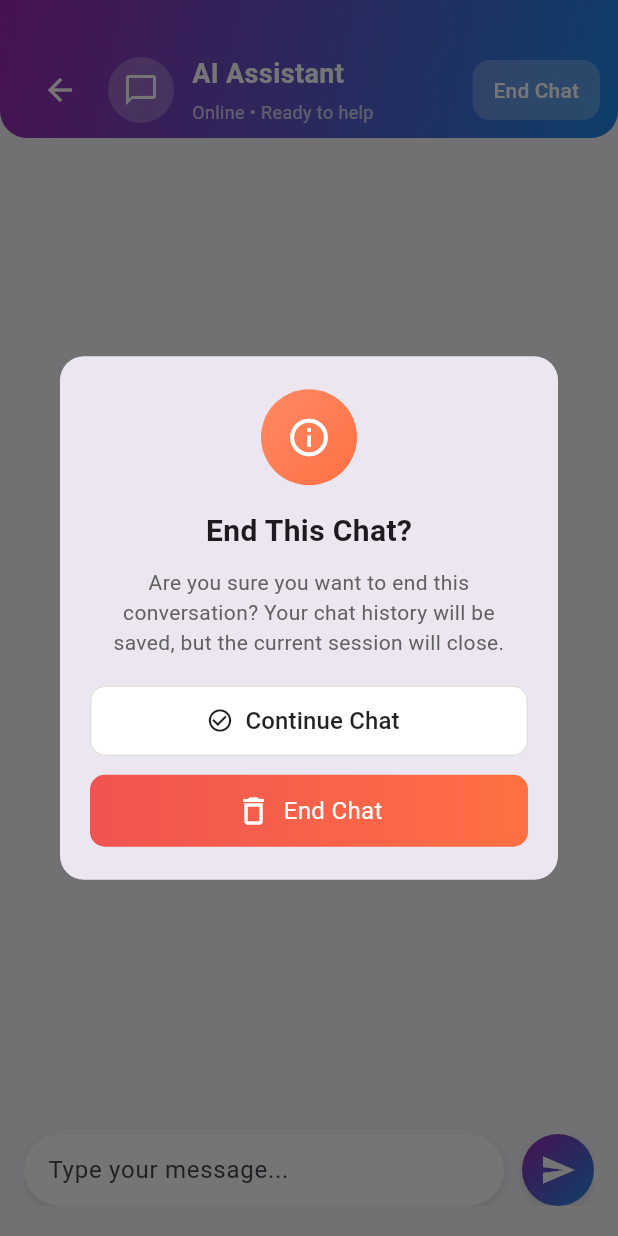
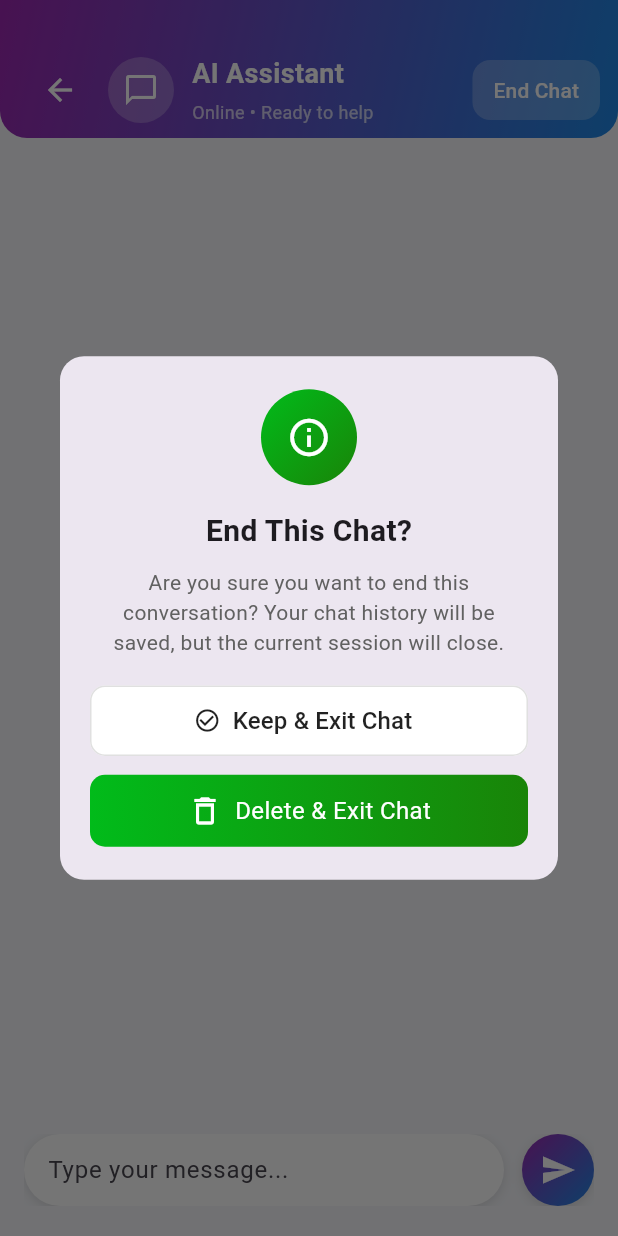
Before and after one commit to HimashaChinthani/Flutter_chat_app, a Flutter app: the ChatScreen screen opened directly with empty values, after a tap on the "arrow back" icon, on a phone screen of 412 x 824 dp. Run offline on Flutter 3.47's test engine with Material 3 defaults, Android fonts, the phone set to English and light mode, and no system bars; our stand-ins replace cloud_firestore, firebase_auth, firebase_core, qr_flutter, shared_preferences, sqflite; missing offline and left inert: mobile_scanner; accounts and stored records are empty; network calls fail.

Commit message:
change colours
Co-Authored-By: shehara Gamage <140165643+sheharagamage@users.noreply.github.com>

```diff
--- a/my_flutter_app/lib/view/chat_history.dart
+++ b/my_flutter_app/lib/view/chat_history.dart
@@ -235,22 +235,26 @@ class _ChatHistoryScreenState extends State<ChatHistoryScreen> {
                                     overflow: TextOverflow.ellipsis,
                                   ),
                                   SizedBox(height: 4),
-                                  Text(
-                                    'Session: $sessionId',
-                                    style: TextStyle(
-                                      fontSize: 12,
-                                      color: Colors.grey,
-                                    ),
-                                  ),
+                                  // Text(
+                                  //   'Session: $sessionId',
+                                  //   style: TextStyle(
+                                  //     fontSize: 12,
+                                  //     color: Colors.grey,
+                                  //   ),
+                                  // ),
                                 ],
                               ),
-                              trailing: Column(
+                              trailing: FittedBox(
+                                fit: BoxFit.scaleDown,
+                                alignment: Alignment.centerRight,
+                                child: Column(
+                                  mainAxisSize: MainAxisSize.min,
                                   mainAxisAlignment: MainAxisAlignment.center,
                                   children: [
                                     Container(
                                       padding: EdgeInsets.symmetric(
                                         horizontal: 8,
-                                      vertical: 4,
+                                        vertical: 2,
                                       ),
                                       decoration: BoxDecoration(
                                         color: AppTheme.primaryPurple,
@@ -264,7 +268,7 @@ class _ChatHistoryScreenState extends State<ChatHistoryScreen> {
                                         ),
                                       ),
                                     ),
-                                  SizedBox(height: 6),
+                                    SizedBox(height: 4),
                                     Icon(
                                       isActive
                                           ? Icons.circle
@@ -275,6 +279,7 @@ class _ChatHistoryScreenState extends State<ChatHistoryScreen> {
                                       size: 12,
                                     ),
                                   ],
+                                ),
                               ),
                               onTap: () {
                                 Navigator.push(
@@ -467,29 +472,33 @@ class _ChatHistoryScreenState extends State<ChatHistoryScreen> {
                                         overflow: TextOverflow.ellipsis,
                                       ),
                                       SizedBox(height: 4),
-                                      Text(
-                                        'Session: ${data['sessionId']}',
-                                        style: TextStyle(
-                                          fontSize: 12,
-                                          color: Colors.grey,
-                                        ),
-                                      ),
+                                      // Text(
+                                      //   'Session: ${data['sessionId']}',
+                                      //   style: TextStyle(
+                                      //     fontSize: 12,
+                                      //     color: Colors.grey,
+                                      //   ),
+                                      // ),
                                     ],
                                   ),
-                                  trailing: Column(
-                                    mainAxisAlignment: MainAxisAlignment.center,
+                                  trailing: FittedBox(
+                                    fit: BoxFit.scaleDown,
+                                    alignment: Alignment.centerRight,
+                                    child: Column(
+                                      mainAxisSize: MainAxisSize.min,
+                                      mainAxisAlignment:
+                                          MainAxisAlignment.center,
                                       children: [
                                         if (hasUnread)
                                           Container(
                                             padding: EdgeInsets.symmetric(
                                               horizontal: 8,
-                                            vertical: 4,
+                                              vertical: 2,
                                             ),
                                             decoration: BoxDecoration(
                                               color: AppTheme.primaryPurple,
-                                            borderRadius: BorderRadius.circular(
-                                              12,
-                                            ),
+                                              borderRadius:
+                                                  BorderRadius.circular(12),
                                             ),
                                             child: Text(
                                               unread > 99 ? '99+' : '$unread',
@@ -499,7 +508,7 @@ class _ChatHistoryScreenState extends State<ChatHistoryScreen> {
                                               ),
                                             ),
                                           ),
-                                      SizedBox(height: hasUnread ? 6 : 0),
+                                        SizedBox(height: hasUnread ? 4 : 0),
                                         Icon(
                                           data['isActive'] == true
                                               ? Icons.circle
@@ -509,7 +518,7 @@ class _ChatHistoryScreenState extends State<ChatHistoryScreen> {
                                               : Colors.grey,
                                           size: 12,
                                         ),
-                                      SizedBox(height: 4),
+                                        SizedBox(height: 2),
                                         Text(
                                           data['isActive'] == true
                                               ? 'Active'
@@ -520,6 +529,7 @@ class _ChatHistoryScreenState extends State<ChatHistoryScreen> {
                                           ),
                                         ),
                                       ],
+                                    ),
                                   ),
                                   onTap: () {
                                     Navigator.push(
--- a/my_flutter_app/lib/view/chat_screen.dart
+++ b/my_flutter_app/lib/view/chat_screen.dart
@@ -172,7 +172,7 @@ class _ChatScreenState extends State<ChatScreen> {
                   decoration: BoxDecoration(
                     shape: BoxShape.circle,
                     gradient: LinearGradient(
-                      colors: [Color(0xFFFF8A65), Color(0xFFFF7043)],
+                      colors: [Color.fromARGB(255, 1, 187, 26), Color.fromARGB(255, 25, 132, 8)],
                       begin: Alignment.topLeft,
                       end: Alignment.bottomRight,
                     ),
@@ -222,7 +222,7 @@ class _ChatScreenState extends State<ChatScreen> {
                         label: Padding(
                           padding: const EdgeInsets.symmetric(vertical: 12.0),
                           child: Text(
-                            'Continue Chat',
+                            'Keep & Exit Chat',
                             style: TextStyle(
                               color: Colors.black87,
                               fontSize: 16,
@@ -251,7 +251,7 @@ class _ChatScreenState extends State<ChatScreen> {
                           padding: EdgeInsets.symmetric(vertical: 12),
                           decoration: BoxDecoration(
                             gradient: LinearGradient(
-                              colors: [Color(0xFFEF5350), Color(0xFFFF7043)],
+                              colors: [Color.fromARGB(255, 1, 187, 26), Color.fromARGB(255, 25, 132, 8)],
                               begin: Alignment.centerLeft,
                               end: Alignment.centerRight,
                             ),
@@ -263,7 +263,7 @@ class _ChatScreenState extends State<ChatScreen> {
                               Icon(Icons.delete_outline, color: Colors.white),
                               SizedBox(width: 8),
                               Text(
-                                'End Chat',
+                                'Delete & Exit Chat',
                                 style: TextStyle(
                                   color: Colors.white,
                                   fontSize: 16,
@@ -715,8 +715,8 @@ class MessageBubble extends StatelessWidget {
         ),
         decoration: BoxDecoration(
           color: message.isMe
-              ? const Color.fromARGB(255, 40, 98, 174)
-              : Color(0xFF1E88E5),
+              ? const Color.fromARGB(255, 9, 104, 228)
+              : Color.fromARGB(255, 229, 230, 234),
           borderRadius: BorderRadius.only(
             topLeft: Radius.circular(18),
             topRight: Radius.circular(18),
@@ -745,7 +745,7 @@ class MessageBubble extends StatelessWidget {
             Text(
               '${message.timestamp.hour}:${message.timestamp.minute.toString().padLeft(2, '0')}',
               style: TextStyle(
-                color: message.isMe ? Colors.white70 : Colors.grey[600],
+                color: message.isMe ? Colors.white70 : const Color.fromARGB(255, 0, 0, 0),
                 fontSize: 12,
               ),
             ),
```
Also changed, not shown: my_flutter_app/lib/view/qr_scanner.dart (+11 -11 lines). Lines whose indentation alone changed are shown as unchanged.
